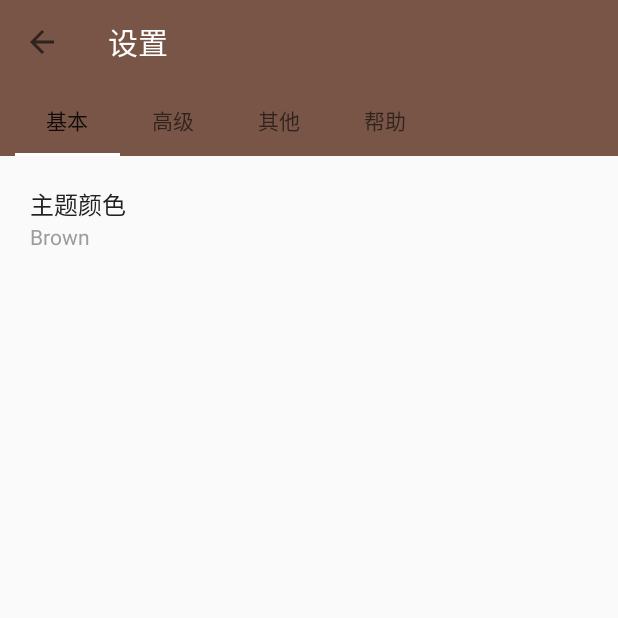
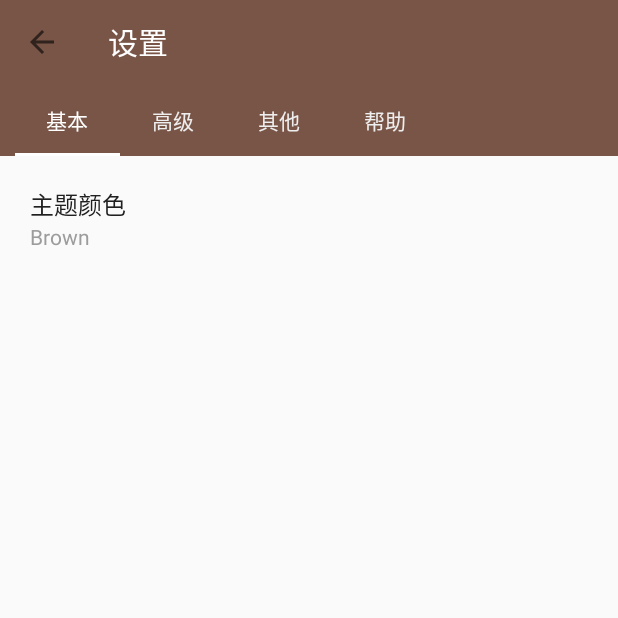
Before and after one commit to BidenFilang/WeiBo, an Android app: the SettingActivity screen opened directly, with no data from a screen before it, on a phone screen of 412 x 824 dp, the top half of it. Run offline under Robolectric (Android 15) with nearby library versions, the phone set to English and light mode, and no system bars; our stand-ins replace ButterKnife; libraries missing offline, so code that uses them is left out: com.jaeger.library; 1 statement that could not run was skipped.

Commit message:
统一颜色声明方式

```diff
--- a/app/src/main/java/com/example/weibo/ui/SettingActivity.java
+++ b/app/src/main/java/com/example/weibo/ui/SettingActivity.java
@@ -57,8 +57,8 @@ public class SettingActivity extends AppCompatActivity {
         viewPager = (ViewPager) findViewById(R.id.viewpager_setting);
         tablayout = (TabLayout) findViewById(R.id.tablayout_setting);
         tablayout.setBackgroundColor(getResources().getColor(R.color.color_toolbar));
-        tablayout.setSelectedTabIndicatorColor(getResources().getColor(R.color.white));
-        tablayout.setTabTextColors(getResources().getColor(R.color.grey),getResources().getColor(R.color.white));
+        tablayout.setSelectedTabIndicatorColor(getResources().getColor(R.color.color_white));
+        tablayout.setTabTextColors(getResources().getColor(R.color.color_grey),getResources().getColor(R.color.color_white));
     }
 
     @Override
--- a/app/src/main/java/com/example/weibo/ui/WriteBlogActivity.java
+++ b/app/src/main/java/com/example/weibo/ui/WriteBlogActivity.java
@@ -21,7 +21,7 @@ public class WriteBlogActivity extends AppCompatActivity {
         initViews();
         toolbar.setBackgroundColor(getResources().getColor(R.color.color_toolbar));
         toolbar.setTitle("用户授权");
-        toolbar.setTitleTextColor(getResources().getColor(R.color.white));
+        toolbar.setTitleTextColor(getResources().getColor(R.color.color_white));
         setSupportActionBar(toolbar);
         ActionBar actionBar = getSupportActionBar();
         if (actionBar != null) {
--- a/app/src/main/res/layout/activity_login.xml
+++ b/app/src/main/res/layout/activity_login.xml
@@ -65,7 +65,7 @@
             android:background="@drawable/shape_loginbtn"
             android:text="登录"
             android:textSize="20sp"
-            android:textColor="@color/white"/>
+            android:textColor="@color/color_white"/>
     </LinearLayout>
 
 </RelativeLayout>
--- a/app/src/main/res/values/colors.xml
+++ b/app/src/main/res/values/colors.xml
@@ -3,7 +3,8 @@
     <color name="colorPrimary">#3F51B5</color>
     <color name="colorPrimaryDark">#303F9F</color>
     <color name="colorAccent">#FF4081</color>
-    <color name="white">#ffffff</color>
+    <color name="color_white">#ffffff</color>
+    <color name="color_grey">#eeeeee</color>
     <color name="color_toolbar">#795548</color>
     <color name="color_black">#242424</color>
     <color name="color_red">#FF3333</color>
```
